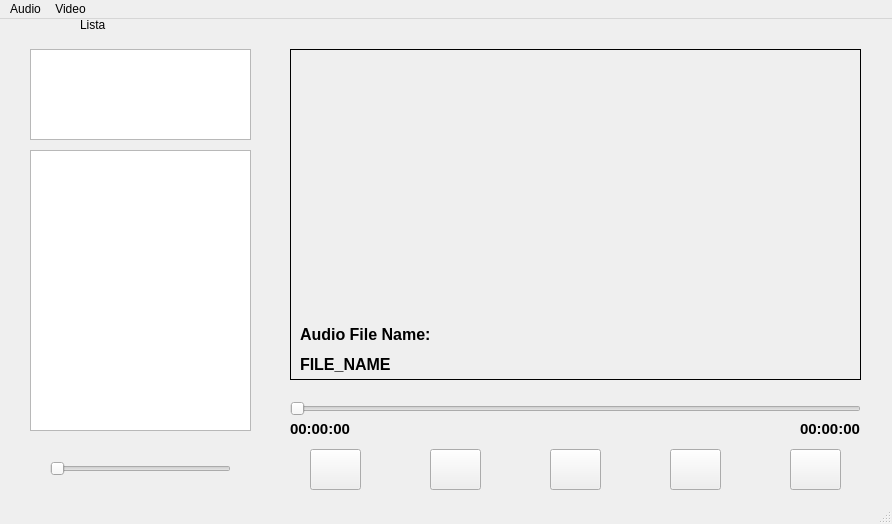
Before: the Qt Designer form mainwindow.ui in VictorManuelLopezHenao/ProyectoFinal, drawn with Qt 5.
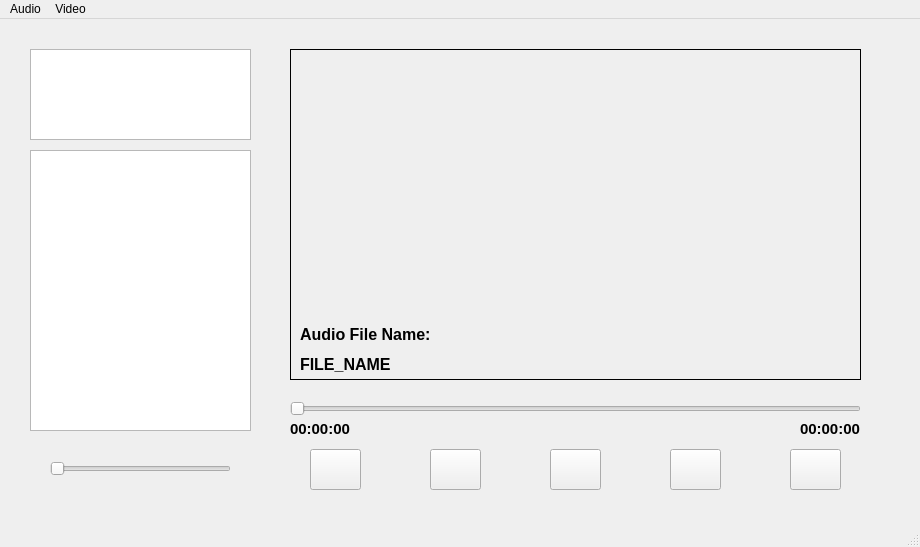
After: the same form once the commit is applied.

What changed in the file:
```diff
--- a/mainwindow.ui
+++ b/mainwindow.ui
@@ -6,8 +6,8 @@
    <rect>
     <x>0</x>
     <y>0</y>
-    <width>892</width>
-    <height>524</height>
+    <width>920</width>
+    <height>547</height>
    </rect>
   </property>
   <property name="windowTitle">
@@ -37,7 +37,7 @@
       <rect>
        <x>10</x>
        <y>270</y>
-       <width>171</width>
+       <width>201</width>
        <height>31</height>
       </rect>
      </property>
@@ -200,19 +200,6 @@
      <enum>Qt::Orientation::Horizontal</enum>
     </property>
    </widget>
-   <widget class="QLabel" name="label">
-    <property name="geometry">
-     <rect>
-      <x>80</x>
-      <y>0</y>
-      <width>37</width>
-      <height>12</height>
-     </rect>
-    </property>
-    <property name="text">
-     <string>Lista</string>
-    </property>
-   </widget>
    <widget class="QTreeView" name="exploradorcarpetas">
     <property name="geometry">
      <rect>
@@ -239,8 +226,8 @@
     <rect>
      <x>0</x>
      <y>0</y>
-     <width>892</width>
-     <height>22</height>
+     <width>920</width>
+     <height>28</height>
     </rect>
    </property>
    <widget class="QMenu" name="menuOpen">
```
